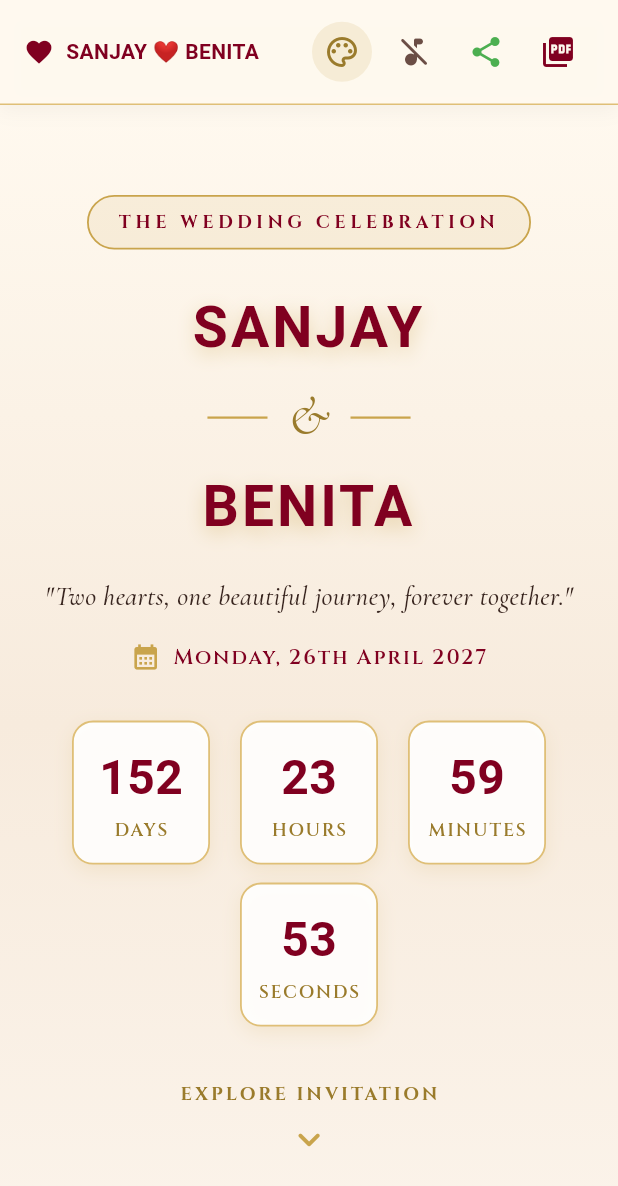
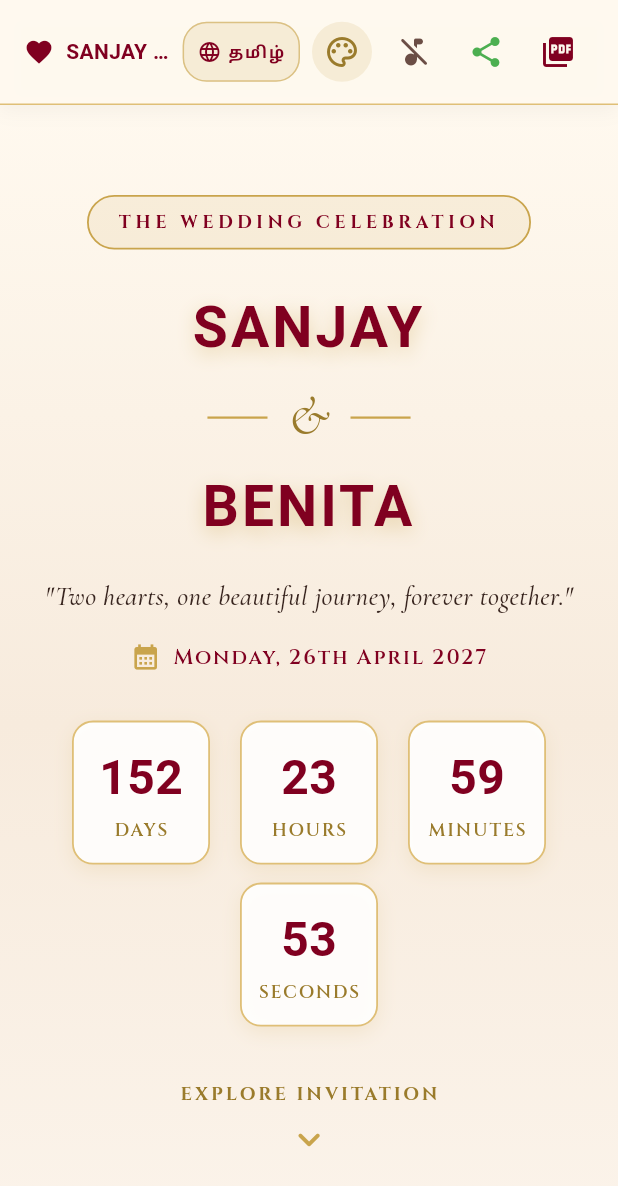
Before and after one commit to sanjaytamilan0/sanjaybenita, a Flutter app: the screen it shows after launch, on a phone screen of 412 x 824 dp. Shown: the top 1186 px of the screen. Run offline on Flutter 3.47's test engine with Material 3 defaults, Android fonts, the phone set to English and light mode, and no system bars; our stand-ins replace audioplayers, flutter_riverpod, google_fonts, pdf, printing; network calls fail.

Commit message:
feat: add Tamil & English dual language switcher and localized content

```diff
--- a/lib/data/repositories/wedding_config_repository.dart
+++ b/lib/data/repositories/wedding_config_repository.dart
@@ -1,7 +1,18 @@
 import '../models/wedding_config_model.dart';
+import '../../features/home/viewmodels/language_viewmodel.dart';
 
 class WeddingConfigRepository {
-  static final WeddingConfig data = WeddingConfig(
+  static WeddingConfig getConfig(AppLanguage lang) {
+    if (lang == AppLanguage.tamil) {
+      return tamilData;
+    }
+    return englishData;
+  }
+
+  static WeddingConfig get data => englishData;
+
+  // ENGLISH DATA
+  static final WeddingConfig englishData = WeddingConfig(
     groomName: 'SANJAY',
     groomFullName: 'Sanjay',
     groomTitle: 'The Groom',
@@ -17,7 +28,7 @@ class WeddingConfigRepository {
     invitationTitle: 'THE WEDDING CELEBRATION',
     invitationSubtitle: 'Two hearts, one beautiful journey, forever together.',
     invitationMessage:
-        'We joyfully invite you to celebrate the beginning of our beautiful journey together.\n\nYour presence and blessings will make our special day even more memorable.',
+        'We joyfully invite you to celebrate the beginning of our beautiful journey together.\n\nYour presence, prayers, and blessings will make our special day even more memorable.',
     familyInvitationMessage:
         'With love and warm regards,\nSanjay & Benita',
     mainWeddingDate: DateTime(2027, 4, 26, 10, 30),
@@ -35,7 +46,7 @@ class WeddingConfigRepository {
       ),
       WeddingEvent(
         id: 'wedding_ceremony',
-        name: 'Wedding Ceremony',
+        name: 'Holy Matrimony',
         dateTime: DateTime(2027, 4, 26, 10, 30),
         timeDisplay: '10:30 AM – Holy Matrimony',
         venue: 'Thadikkarankonam Church / Kalyana Mandapam',
@@ -46,7 +57,7 @@ class WeddingConfigRepository {
       ),
       WeddingEvent(
         id: 'reception',
-        name: 'Reception',
+        name: 'Wedding Reception',
         dateTime: DateTime(2027, 4, 26, 19, 0),
         timeDisplay: 'Evening 7:00 PM onwards',
         venue: 'Periya Street Hall / Reception Ground',
@@ -153,20 +164,7 @@ class WeddingConfigRepository {
         fallbackGradientKey: 'gold_maroon',
       ),
     ],
-    contacts: [
-      const ContactPerson(
-        role: 'Wedding Coordinator',
-        name: 'Event Helpdesk & Hospitality',
-        phone: '+919876543210',
-        relation: 'Travel & Venue Guidance',
-      ),
-      const ContactPerson(
-        role: 'Guest Concierge',
-        name: 'Guest Inquiries & Assistance',
-        phone: '+919876543211',
-        relation: 'Accommodation & Reception Help',
-      ),
-    ],
+    contacts: [],
     musicAssetPath: 'assets/audio/wedding_instrumental.mp3',
     primaryVenueAddress:
         'State Highway 45, Thadikkarankonam, Kanyakumari District, Tamil Nadu 629851 (Google Plus Code: 8CG9+373)',
@@ -182,4 +180,174 @@ class WeddingConfigRepository {
         '📍 Reception Venue: Periya Street, Kalakad, Tamil Nadu\n\n'
         'Kindly visit our digital wedding invitation for all event details, directions, and gallery:\n',
   );
+
+  // TAMIL DATA (தமிழ் பதிப்பு)
+  static final WeddingConfig tamilData = WeddingConfig(
+    groomName: 'சஞ்சய்',
+    groomFullName: 'சஞ்சய்',
+    groomTitle: 'மணமகன்',
+    groomBio:
+        'அன்பையும் பாசத்தையும் இதயத்தில் ஏந்தி, பெனிதாவுடன் தன் இனிய வாழ்க்கைப் பயணத்தைத் தொடங்கத் தயாராக இருக்கும் அன்பான மணமகன்.',
+    groomParents: '',
+    brideName: 'பெனிதா',
+    brideFullName: 'பெனிதா',
+    brideTitle: 'மணமகள்',
+    brideBio:
+        'அன்பும் அமைதியும் முகத்தில் தவழ, இனிமையான புன்னகையுடன் இல்லற வாழ்வில் அடியெடுத்து வைத்து சஞ்சயுடன் இணையும் அழகிய மணமகள்.',
+    brideParents: '',
+    invitationTitle: 'திருமணப் பெருவிழா அழைப்பிதழ்',
+    invitationSubtitle: 'இரு மனங்கள் இணையும் புனிதமான இனிய இல்லற தொடக்கம்.',
+    invitationMessage:
+        'இறைவனின் திருவருளோடும், எங்கள் குடும்பத்தாரின் ஆசிகளோடும் நாங்கள் இல்லற வாழ்வில் இணையும் நன்னாளில், தங்களை அன்போடு அழைக்கின்றோம்.\n\nதாங்கள் வருகை தந்து எங்களை ஆசீர்வதிக்குமாறு அன்புடன் வேண்டுகிறோம்.',
+    familyInvitationMessage:
+        'அன்புடன் அழைக்கும்,\nசஞ்சய் & பெனிதா',
+    mainWeddingDate: DateTime(2027, 4, 26, 10, 30),
+    events: [
+      WeddingEvent(
+        id: 'engagement',
+        name: 'நிச்சயதார்த்தம் (Engagement)',
+        dateTime: DateTime(2027, 4, 25, 17, 30),
+        timeDisplay: 'மாலை 5:30 மணி முதல்',
+        venue: 'கிராண்ட் ராயல் பேங்க்வட் ஹால்',
+        address: 'மாநில நெடுஞ்சாலை 45, தடிக்காரன்கோணம், கன்னியாகுமரி மாவட்டம், தமிழ்நாடு 629851 (Plus Code: 8CG9+373)',
+        googleMapsUrl: 'https://www.google.com/maps/search/?api=1&query=8CG9%2B373+Thadikkarankonam+Tamil+Nadu',
+        iconName: 'ring',
+        description: 'மோதிரம் மாற்றும் வைபவம் மற்றும் இன்னிசை இரவு விருந்து கொண்டாட்டம்.',
+      ),
+      WeddingEvent(
+        id: 'wedding_ceremony',
+        name: 'திருமண நல்வைபவம் (Holy Matrimony)',
+        dateTime: DateTime(2027, 4, 26, 10, 30),
+        timeDisplay: 'காலை 10:30 மணி',
+        venue: 'தடிக்காரன்கோணம் திருச்சபை / திருமண மண்டபம்',
+        address: 'மாநில நெடுஞ்சாலை 45, தடிக்காரன்கோணம், கன்னியாகுமரி மாவட்டம், தமிழ்நாடு 629851 (Google Plus Code: 8CG9+373)',
+        googleMapsUrl: 'https://www.google.com/maps/search/?api=1&query=8CG9%2B373+Thadikkarankonam+Tamil+Nadu',
+        iconName: 'church',
+        description: 'இறைவனின் திருமுன்னிலையில் நடைபெறும் புனிதமான திருமண நல்வைபவம்.',
+      ),
+      WeddingEvent(
+        id: 'reception',
+        name: 'வரவேற்பு நிகழ்ச்சி (Reception)',
+        dateTime: DateTime(2027, 4, 26, 19, 0),
+        timeDisplay: 'மாலை 7:00 மணி முதல்',
+        venue: 'பெரிய தெரு மண்டபம் / வரவேற்பு திடல்',
+        address: 'பெரிய தெரு, களக்காடு, திருநெல்வேலி மாவட்டம், தமிழ்நாடு',
+        googleMapsUrl:
+            'https://www.google.com/maps/dir/?api=1&destination=Kalakad+Periya+Street+Tamil+Nadu',
+        iconName: 'celebration',
+        description: 'மணமக்களை வாழ்த்தி மகிழும் கண்கவர் திருமண வரவேற்பு மற்றும் இரவு விருந்து.',
+      ),
+    ],
+    loveStory: [
+      const LoveStoryMilestone(
+        title: 'முதல் சந்திப்பு',
+        date: 'நவம்பர் 9',
+        description:
+            'இரு இதயங்களும் முதன்முதலில் சந்தித்து, இனிமையான அன்பின் தொடக்கத்தை உணர்ந்த நன்நாள்.',
+        iconName: 'coffee',
+      ),
+      const LoveStoryMilestone(
+        title: 'பூ வைத்தல் விழா',
+        date: 'நவம்பர் 15',
+        description:
+            'மங்கல மலர்கள் சூடி, குடும்பத்தாரின் ஆசிகளோடு நடைபெற்ற மங்களகரமான பூ வைத்தல் விழா.',
+        iconName: 'flower',
+      ),
+      const LoveStoryMilestone(
+        title: 'இனிய தருணங்கள்',
+        date: 'அழகிய நினைவுகள்',
+        description:
+            'அன்பும் புன்னகையும் கலந்த இனிய உரையாடல்கள் நிறைந்த அழகிய வாழ்க்கை பயணம்.',
+        iconName: 'heart',
+      ),
+      const LoveStoryMilestone(
+        title: 'என்றும் இணைந்திருக்க',
+        date: 'ஏப்ரல் 26, 2027',
+        description:
+            'வாழ்நாள் முழுவதும் இணைபிரியா அன்புடன் கைக்கோர்த்து பயணிக்கும் புதிய விடியல்.',
+        iconName: 'infinity',
+      ),
+    ],
+    gallery: [
+      const GalleryItem(
+        id: 'g1',
+        title: 'பூ வைத்தல் விழா',
+        caption: 'குடும்பத்தாரின் ஆசிகளுடன் நடைபெற்ற இனிய மங்கல விழா.',
+        category: 'சடங்குகள்',
+        assetPath: 'assets/images/flower_ceremony.jpg',
+        fallbackGradientKey: 'gold_maroon',
+      ),
+      const GalleryItem(
+        id: 'g2',
+        title: 'குடும்பத்தோடு மகிழ்ச்சி',
+        caption: 'குழந்தைகளுடன் கூடி மகிழ்ந்த இனிய தருணங்கள்.',
+        category: 'கொண்டாட்டம்',
+        assetPath: 'assets/images/ceremony_family_1.jpg',
+        fallbackGradientKey: 'rose_gold',
+      ),
+      const GalleryItem(
+        id: 'g3',
+        title: 'பெரியோரின் ஆசிகள்',
+        caption: 'பாரம்பரிய முறைப்படி நடைபெற்ற மங்களகரமான நிகழ்வு.',
+        category: 'பாரம்பரியம்',
+        assetPath: 'assets/images/ceremony_family_2.jpg',
+        fallbackGradientKey: 'warm_sunset',
+      ),
+      const GalleryItem(
+        id: 'g4',
+        title: 'உறவுகளுடன் ஆனந்தம்',
+        caption: 'அனைவரும் ஒன்றிணைந்து வாழ்த்திய மறக்க முடியாத நாள்.',
+        category: 'நினைவுகள்',
+        assetPath: 'assets/images/ceremony_family_3.jpg',
+        fallbackGradientKey: 'champagne',
+      ),
+      const GalleryItem(
+        id: 'g5',
+        title: 'சஞ்சய் & பெனிதா',
+        caption: 'இரு இதயங்களின் எல்லையற்ற ஆனந்த சங்கமம்.',
+        category: 'மணமக்கள்',
+        assetPath: 'assets/images/couple.jpg',
+        fallbackGradientKey: 'royal_gold',
+      ),
+      const GalleryItem(
+        id: 'g6',
+        title: 'அழகிய மணமகள்',
+        caption: 'பட்டுச் சேலையில் புன்னகை பூக்கும் அழகிய பெனிதா.',
+        category: 'மணமகள்',
+        assetPath: 'assets/images/bride.jpg',
+        fallbackGradientKey: 'deep_maroon',
+      ),
+      const GalleryItem(
+        id: 'g7',
+        title: 'அன்பு மணமகன்',
+        caption: 'வாழ்க்கைப் பயணத்தைத் தொடங்கும் கம்பீரமான சஞ்சய்.',
+        category: 'மணமகன்',
+        assetPath: 'assets/images/groom.jpg',
+        fallbackGradientKey: 'champagne',
+      ),
+      const GalleryItem(
+        id: 'g8',
+        title: 'என்றும் இணைந்தே',
+        caption: 'புதிய விடியலை நோக்கி கைக்கோர்த்து செல்லும் அன்பு ஜோடி.',
+        category: 'என்றென்றும்',
+        assetPath: 'assets/images/couple.jpg',
+        fallbackGradientKey: 'gold_maroon',
+      ),
+    ],
+    contacts: [],
+    musicAssetPath: 'assets/audio/wedding_instrumental.mp3',
+    primaryVenueAddress:
+        'மாநில நெடுஞ்சாலை 45, தடிக்காரன்கோணம், கன்னியாகுமரி மாவட்டம், தமிழ்நாடு 629851 (Google Plus Code: 8CG9+373)',
+    primaryGoogleMapsUrl:
+        'https://www.google.com/maps/search/?api=1&query=8CG9%2B373+Thadikkarankonam+Tamil+Nadu',
+    whatsappShareMessage:
+        '✨ சஞ்சய் ❤️ பெனிதா திருமண அழைப்பிதழ் ✨\n\n'
+        'சஞ்சய் மற்றும் பெனிதா இணையும் திருமண விழாவிற்கு தங்களை அன்போடு அழைக்கின்றோம்!\n\n'
+        '💍 நிச்சயதார்த்தம்: ஏப்ரல் 25, 2027 (மாலை 5:30)\n'
+        '💒 திருமண நல்வைபவம்: ஏப்ரல் 26, 2027 (காலை 10:30)\n'
+        '🎉 திருமண வரவேற்பு: ஏப்ரல் 26, 2027 (மாலை 7:00, பெரிய தெரு, களக்காடு)\n\n'
+        '📍 திருமண இடம்: தடிக்காரன்கோணம், கன்னியாகுமரி மாவட்டம், தமிழ்நாடு 629851\n'
+        '📍 வரவேற்பு இடம்: பெரிய தெரு, களக்காடு, தமிழ்நாடு\n\n'
+        'எங்கள் திருமண டிஜிட்டல் அழைப்பிதழைக் காணவும் விவரங்களை அறியவும் வருகை தாருங்கள்:\n',
+  );
 }
--- /dev/null
+++ b/lib/features/home/viewmodels/language_viewmodel.dart
@@ -0,0 +1,22 @@
+import 'package:flutter_riverpod/flutter_riverpod.dart';
+
+enum AppLanguage {
+  english,
+  tamil,
+}
+
+final languageProvider = StateNotifierProvider<LanguageNotifier, AppLanguage>((ref) {
+  return LanguageNotifier();
+});
+
+class LanguageNotifier extends StateNotifier<AppLanguage> {
+  LanguageNotifier() : super(AppLanguage.english);
+
+  void toggleLanguage() {
+    state = state == AppLanguage.english ? AppLanguage.tamil : AppLanguage.english;
+  }
+
+  void setLanguage(AppLanguage lang) {
+    state = lang;
+  }
+}
--- a/lib/features/home/views/home_screen.dart
+++ b/lib/features/home/views/home_screen.dart
@@ -3,7 +3,6 @@ import 'package:flutter_riverpod/flutter_riverpod.dart';
 import 'package:google_fonts/google_fonts.dart';
 import 'package:sanjay_and_benita/core/theme/app_colors.dart';
 import 'package:sanjay_and_benita/core/utils/url_helper.dart';
-import 'package:sanjay_and_benita/data/models/wedding_config_model.dart';
 import 'package:sanjay_and_benita/data/repositories/wedding_config_repository.dart';
 import 'package:sanjay_and_benita/data/services/pdf_invitation_service.dart';
 import 'package:sanjay_and_benita/features/couple/views/couple_section.dart';
@@ -16,6 +15,7 @@ import 'package:sanjay_and_benita/features/home/widgets/hero_section.dart';
 import 'package:sanjay_and_benita/features/home/widgets/invitation_message_section.dart';
 import 'package:sanjay_and_benita/features/home/widgets/footer_section.dart';
 import 'package:sanjay_and_benita/features/home/viewmodels/theme_viewmodel.dart';
+import 'package:sanjay_and_benita/features/home/viewmodels/language_viewmodel.dart';
 
 class HomeScreen extends ConsumerStatefulWidget {
   const HomeScreen({super.key});
@@ -26,7 +26,6 @@ class HomeScreen extends ConsumerStatefulWidget {
 
 class _HomeScreenState extends ConsumerState<HomeScreen> {
   final ScrollController _scrollController = ScrollController();
-  final WeddingConfig config = WeddingConfigRepository.data;
 
   // Global Keys for smooth scrolling navigation
   final GlobalKey _invitationKey = GlobalKey();
@@ -72,6 +71,8 @@ class _HomeScreenState extends ConsumerState<HomeScreen> {
 
   void _downloadPdf() async {
     final messenger = ScaffoldMessenger.of(context);
+    final currentLang = ref.read(languageProvider);
+    final config = WeddingConfigRepository.getConfig(currentLang);
     try {
       messenger.showSnackBar(
         SnackBar(
@@ -95,6 +96,8 @@ class _HomeScreenState extends ConsumerState<HomeScreen> {
   }
 
   void _shareWhatsApp() {
+    final currentLang = ref.read(languageProvider);
+    final config = WeddingConfigRepository.getConfig(currentLang);
     final currentUrl = Uri.base.toString();
     final message = '${config.whatsappShareMessage}\n$currentUrl';
     UrlHelper.openWhatsApp(phoneOrEmpty: '', message: message);
@@ -108,8 +111,10 @@ class _HomeScreenState extends ConsumerState<HomeScreen> {
 
   @override
   Widget build(BuildContext context) {
-    // Watch theme changes to trigger full UI rebuild
+    // Watch theme and language changes to trigger full UI rebuild
     ref.watch(weddingThemeStateProvider);
+    final currentLang = ref.watch(languageProvider);
+    final config = WeddingConfigRepository.getConfig(currentLang);
 
     return Scaffold(
       body: Stack(
--- a/lib/features/home/widgets/wedding_nav_bar.dart
+++ b/lib/features/home/widgets/wedding_nav_bar.dart
@@ -5,6 +5,7 @@ import '../../../core/theme/app_colors.dart';
 import '../../../core/utils/responsive.dart';
 import '../../../data/models/wedding_config_model.dart';
 import '../viewmodels/audio_viewmodel.dart';
+import '../viewmodels/language_viewmodel.dart';
 import 'theme_selector_dialog.dart';
 
 class WeddingNavBar extends ConsumerWidget {
@@ -27,6 +28,8 @@ class WeddingNavBar extends ConsumerWidget {
     final isDesktop = screenWidth >= 1024;
     final isCompact = screenWidth < 700;
     final audioState = ref.watch(audioViewModelProvider);
+    final currentLang = ref.watch(languageProvider);
+    final isTamil = currentLang == AppLanguage.tamil;
 
     return Container(
       height: 70,
@@ -79,13 +82,49 @@ class WeddingNavBar extends ConsumerWidget {
             mainAxisSize: MainAxisSize.min,
             children: [
               if (isDesktop) ...[
-                _buildNavItem('Couple', () => onNavigate(1)),
-                _buildNavItem('Story', () => onNavigate(2)),
-                _buildNavItem('Events', () => onNavigate(3)),
-                _buildNavItem('Gallery', () => onNavigate(4)),
-                _buildNavItem('Venue', () => onNavigate(5)),
+                _buildNavItem(isTamil ? 'மணமக்கள்' : 'Couple', () => onNavigate(1)),
+                _buildNavItem(isTamil ? 'காதல் கதை' : 'Story', () => onNavigate(2)),
+                _buildNavItem(isTamil ? 'நிகழ்வுகள்' : 'Events', () => onNavigate(3)),
+                _buildNavItem(isTamil ? 'படங்கள்' : 'Gallery', () => onNavigate(4)),
+                _buildNavItem(isTamil ? 'இடம்' : 'Venue', () => onNavigate(5)),
                 const SizedBox(width: 6),
               ],
+
+              // Language Switcher Button (English / தமிழ்)
+              Tooltip(
+                message: isTamil ? 'Switch to English' : 'தமிழுக்கு மாறவும்',
+                child: TextButton(
+                  onPressed: () =>
+                      ref.read(languageProvider.notifier).toggleLanguage(),
+                  style: TextButton.styleFrom(
+                    backgroundColor: AppColors.antiqueGold.withValues(alpha: 0.15),
+                    padding: const EdgeInsets.symmetric(horizontal: 10, vertical: 6),
+                    shape: RoundedRectangleBorder(
+                      borderRadius: BorderRadius.circular(16),
+                      side: BorderSide(
+                        color: AppColors.antiqueGold.withValues(alpha: 0.6),
+                        width: 1,
+                      ),
+                    ),
+                  ),
+                  child: Row(
+                    mainAxisSize: MainAxisSize.min,
+                    children: [
+                      Icon(Icons.language_rounded, size: 16, color: AppColors.primaryMaroon),
+                      const SizedBox(width: 4),
+                      Text(
+                        isTamil ? 'ENG' : 'தமிழ்',
+                        style: GoogleFonts.cinzel(
+                          fontSize: 12,
+                          fontWeight: FontWeight.bold,
+                          color: AppColors.primaryMaroon,
+                        ),
+                      ),
+                    ],
+                  ),
+                ),
+              ),
+              const SizedBox(width: 4),
 
               // Theme Switcher Button
               Tooltip(
@@ -136,7 +175,7 @@ class WeddingNavBar extends ConsumerWidget {
                   onPressed: onDownloadPdf,
                   icon: const Icon(Icons.download_rounded, size: 16),
                   label: Text(
-                    'DOWNLOAD INVITATION',
+                    isTamil ? 'அழைப்பிதழ் பதிவிறக்குக' : 'DOWNLOAD INVITATION',
                     style: GoogleFonts.cinzel(
                       fontSize: 11,
                       fontWeight: FontWeight.bold,
```
